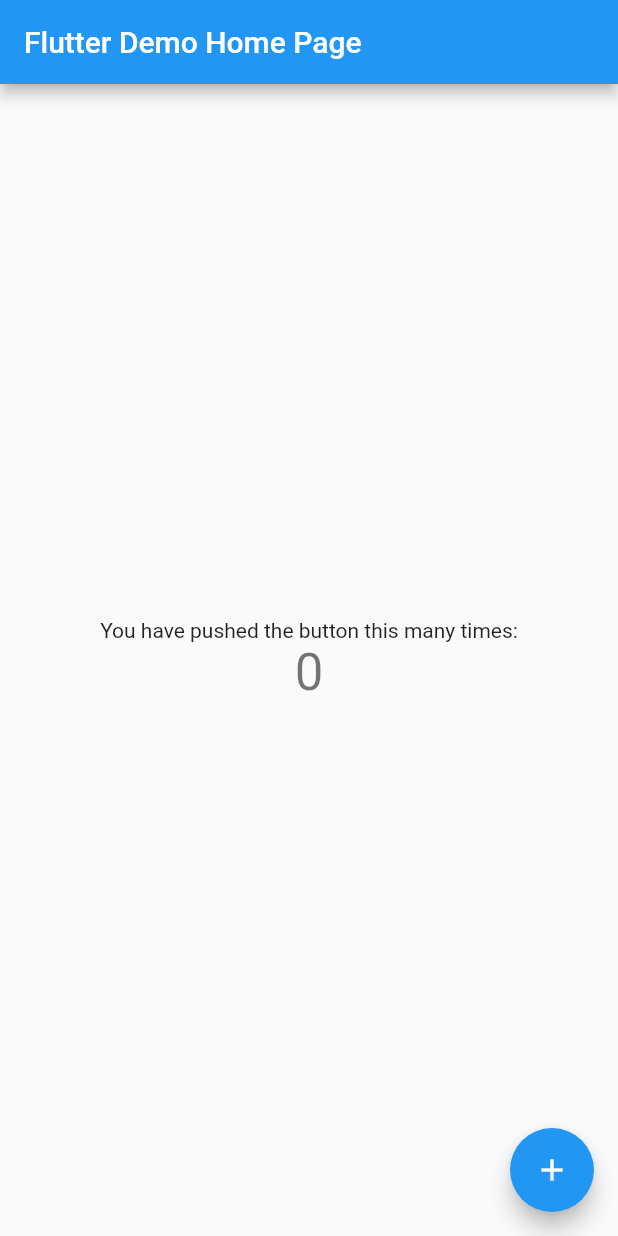
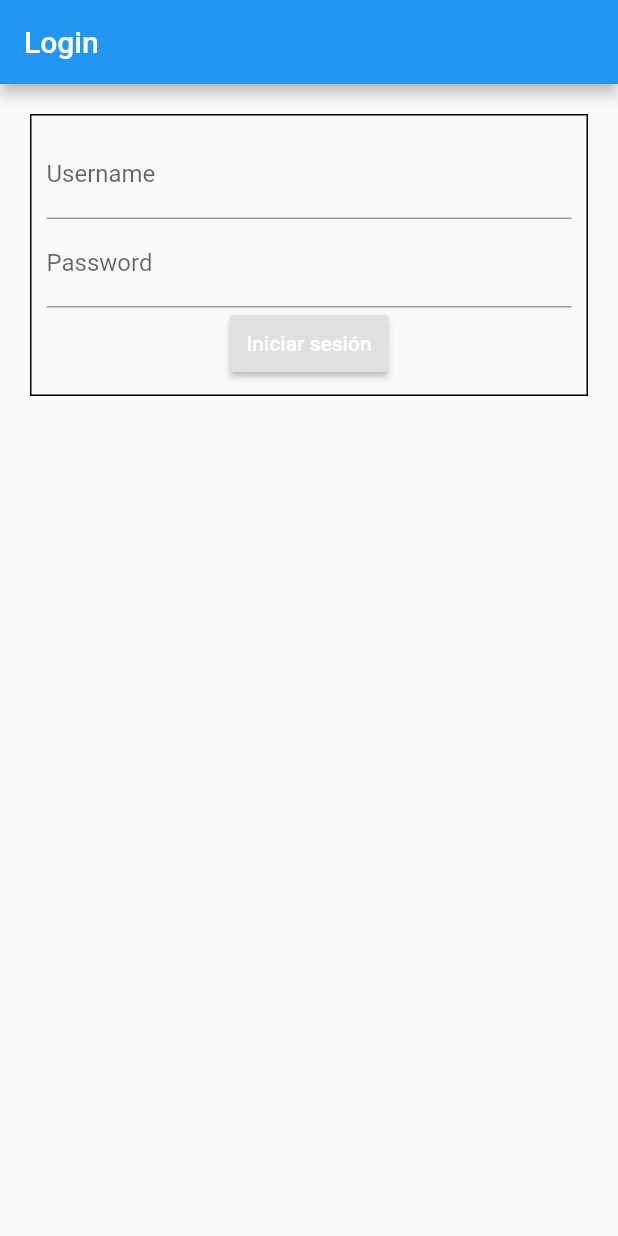
Before and after one commit to pedroIgnacioM/flutter_login_basic, a Flutter app: the screen it shows after launch, on a phone screen of 412 x 824 dp. Run offline on Flutter 3.47's test engine with Material 2 defaults, Android fonts, the phone set to English and light mode, and no system bars.

Commit message:
se agrega un Navigator y un formulario del login

```diff
--- a/lib/main.dart
+++ b/lib/main.dart
@@ -1,111 +1,7 @@
 import 'package:flutter/material.dart';
+import 'src/app.dart';
 
-void main() => runApp(MyApp());
 
-class MyApp extends StatelessWidget {
-  // This widget is the root of your application.
-  @override
-  Widget build(BuildContext context) {
-    return MaterialApp(
-      title: 'Flutter Demo',
-      theme: ThemeData(
-        // This is the theme of your application.
-        //
-        // Try running your application with "flutter run". You'll see the
-        // application has a blue toolbar. Then, without quitting the app, try
-        // changing the primarySwatch below to Colors.green and then invoke
-        // "hot reload" (press "r" in the console where you ran "flutter run",
-        // or simply save your changes to "hot reload" in a Flutter IDE).
-        // Notice that the counter didn't reset back to zero; the application
-        // is not restarted.
-        primarySwatch: Colors.blue,
-      ),
-      home: MyHomePage(title: 'Flutter Demo Home Page'),
-    );
-  }
+void main(){
+  runApp(App());
 }
-
-class MyHomePage extends StatefulWidget {
-  MyHomePage({Key key, this.title}) : super(key: key);
-
-  // This widget is the home page of your application. It is stateful, meaning
-  // that it has a State object (defined below) that contains fields that affect
-  // how it looks.
-
-  // This class is the configuration for the state. It holds the values (in this
-  // case the title) provided by the parent (in this case the App widget) and
-  // used by the build method of the State. Fields in a Widget subclass are
-  // always marked "final".
-
-  final String title;
-
-  @override
-  _MyHomePageState createState() => _MyHomePageState();
-}
-
-class _MyHomePageState extends State<MyHomePage> {
-  int _counter = 0;
-
-  void _incrementCounter() {
-    setState(() {
-      // This call to setState tells the Flutter framework that something has
-      // changed in this State, which causes it to rerun the build method below
-      // so that the display can reflect the updated values. If we changed
-      // _counter without calling setState(), then the build method would not be
-      // called again, and so nothing would appear to happen.
-      _counter++;
-    });
-  }
-
-  @override
-  Widget build(BuildContext context) {
-    // This method is rerun every time setState is called, for instance as done
-    // by the _incrementCounter method above.
-    //
-    // The Flutter framework has been optimized to make rerunning build methods
-    // fast, so that you can just rebuild anything that needs updating rather
-    // than having to individually change instances of widgets.
-    return Scaffold(
-      appBar: AppBar(
-        // Here we take the value from the MyHomePage object that was created by
-        // the App.build method, and use it to set our appbar title.
-        title: Text(widget.title),
-      ),
-      body: Center(
-        // Center is a layout widget. It takes a single child and positions it
-        // in the middle of the parent.
-        child: Column(
-          // Column is also layout widget. It takes a list of children and
-          // arranges them vertically. By default, it sizes itself to fit its
-          // children horizontally, and tries to be as tall as its parent.
-          //
-          // Invoke "debug painting" (press "p" in the console, choose the
-          // "Toggle Debug Paint" action from the Flutter Inspector in Android
-          // Studio, or the "Toggle Debug Paint" command in Visual Studio Code)
-          // to see the wireframe for each widget.
-          //
-          // Column has various properties to control how it sizes itself and
-          // how it positions its children. Here we use mainAxisAlignment to
-          // center the children vertically; the main axis here is the vertical
-          // axis because Columns are vertical (the cross axis would be
-          // horizontal).
-          mainAxisAlignment: MainAxisAlignment.center,
-          children: <Widget>[
-            Text(
-              'You have pushed the button this many times:',
-            ),
-            Text(
-              '$_counter',
-              style: Theme.of(context).textTheme.display1,
-            ),
-          ],
-        ),
-      ),
-      floatingActionButton: FloatingActionButton(
-        onPressed: _incrementCounter,
-        tooltip: 'Increment',
-        child: Icon(Icons.add),
-      ), // This trailing comma makes auto-formatting nicer for build methods.
-    );
-  }
-}
--- /dev/null
+++ b/lib/src/app.dart
@@ -0,0 +1,17 @@
+import 'package:flutter/material.dart';
+import 'ui/login_screen.dart';
+
+class App extends StatelessWidget{
+
+  @override
+  Widget build(BuildContext context){
+
+    return MaterialApp(
+      home: Scaffold(
+        body: LoginScreen(),
+      ),
+    );
+
+  }
+
+}
--- /dev/null
+++ b/lib/src/models/User.dart
@@ -0,0 +1,9 @@
+
+class User{
+  String _username;
+  String _password;
+
+
+  String get username => _username;
+  String get password => _password;
+}
--- /dev/null
+++ b/lib/src/ui/home_page.dart
@@ -0,0 +1,33 @@
+import 'package:flutter/material.dart';
+
+class HomePage extends StatelessWidget{
+  BuildContext context;
+  @override
+  Widget build(BuildContext context){
+    this.context = context;
+    return Scaffold(
+      appBar: AppBar(
+        title: Text('Bienvenido'),
+      ),
+      body: Column(
+        children: <Widget>[
+          Text('Se encuentra autentificado con éxito'),
+          logoutButton(),
+        ],
+      ),
+    );
+  }
+
+  Widget logoutButton(){
+    return RaisedButton(
+      onPressed: (){
+        Navigator.pop(context);
+      },
+      textColor: Colors.white,
+      child: Container(
+        padding: EdgeInsets.all(10.0),
+        child: Text('Cerrar sesión'),
+      ),
+    );
+  }
+}
--- /dev/null
+++ b/lib/src/ui/login_screen.dart
@@ -0,0 +1,74 @@
+import 'package:flutter/material.dart';
+import 'home_page.dart';
+
+class LoginScreen extends StatelessWidget{
+  BuildContext context;
+
+  @override
+  Widget build(BuildContext contex){
+    this.context = contex;
+    return Scaffold(
+      appBar: AppBar(
+        title: Text('Login'),
+      ),
+      body: Column(
+        children: <Widget>[
+          loginBox(),
+        ],
+      )
+    );
+  }
+
+  Widget loginBox(){
+    return Container(
+        margin: EdgeInsets.all(20.0),
+        padding: EdgeInsets.all(10.0),
+        decoration: BoxDecoration(
+          border: Border.all(color: Colors.black)
+        ),
+        child: Column(
+          children: <Widget>[
+            usernameField(),
+            passwordField(),
+            submitButton(),
+          ],
+        ),
+      );
+  }
+
+  Widget usernameField(){
+    return TextField(
+      decoration: InputDecoration(
+        labelText: 'Username',
+      ),
+    );
+  }
+
+  Widget passwordField(){
+    return TextField(
+      decoration: InputDecoration(
+        hintText: 'Debe contener almenos 8 carácteres',
+        labelText: 'Password',
+      ),
+      obscureText: true,
+    );
+  }
+
+  Widget submitButton(){
+    return RaisedButton(
+      onPressed: () {
+        Navigator.push(
+          context,
+          MaterialPageRoute(builder: (context) => HomePage())
+        );
+      },
+      textColor: Colors.white,
+      padding: EdgeInsets.all(1.0),
+      child: Container(
+        padding: EdgeInsets.all(10.0),
+        child: Text('Iniciar sesión'),
+      ),
+    );
+  }
+
+}
```
Also changed, not shown: 1 other file.
